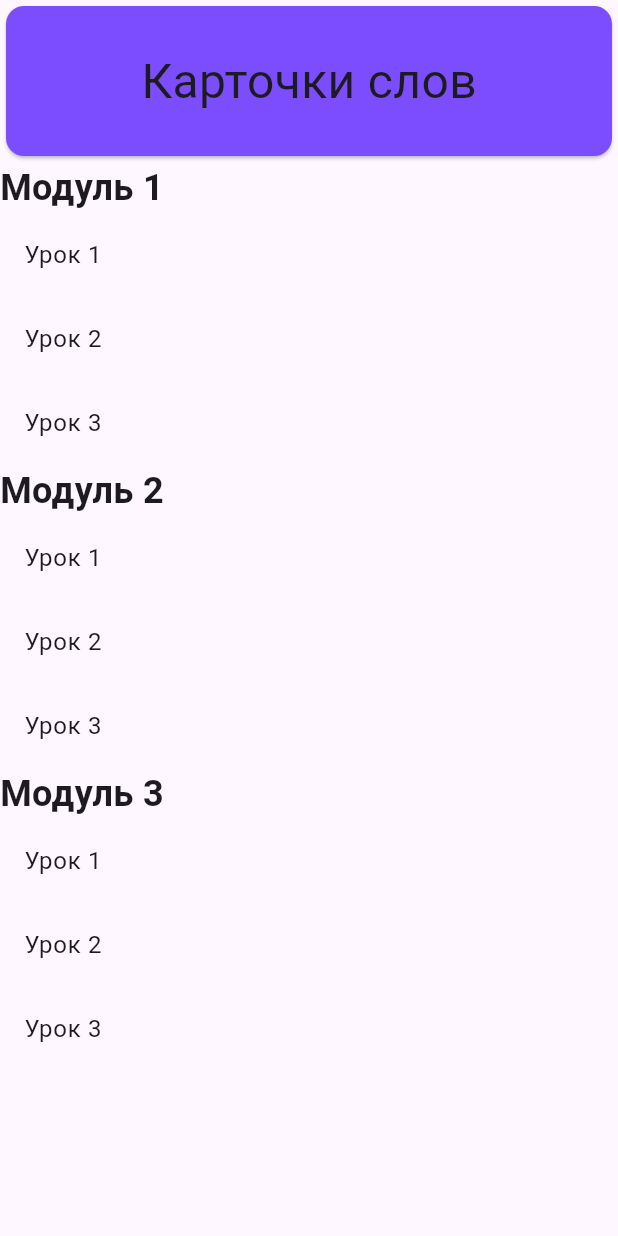
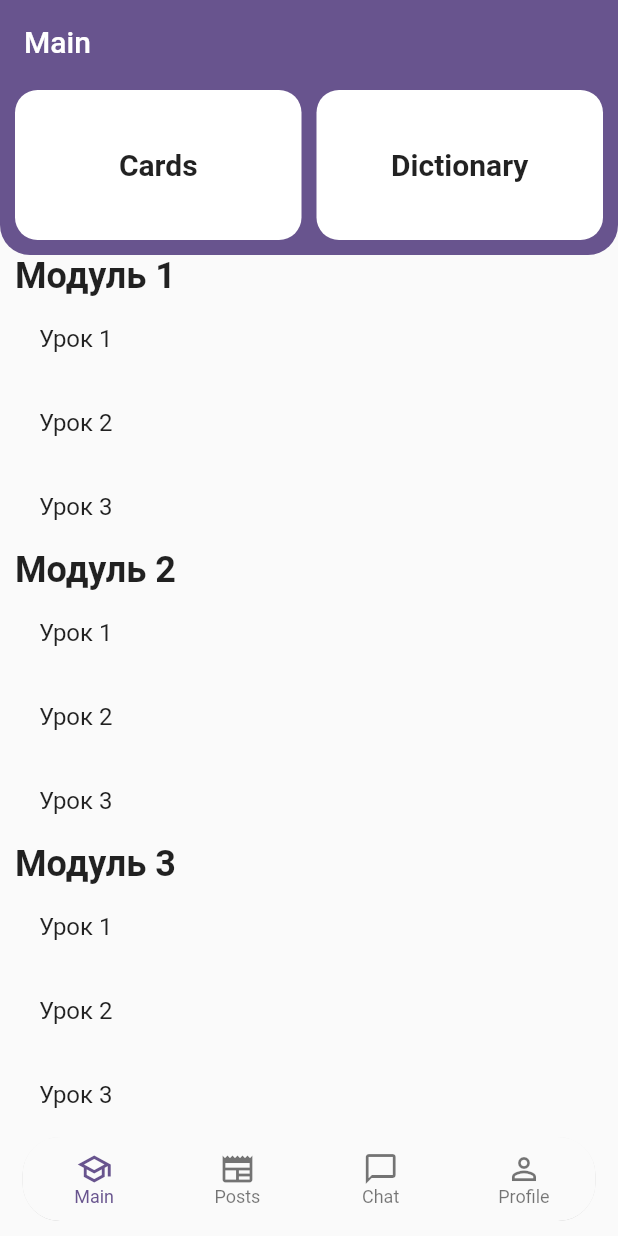
Before and after one commit to HubOl01/LinguaQuest, a Flutter app: the screen it shows after launch, on a phone screen of 412 x 824 dp. Run offline on Flutter 3.47's test engine with Material 3 defaults, Android fonts, the phone set to English and light mode, and no system bars; our stand-ins replace bloc, flutter_bloc, get, hive; accounts and stored records are empty; network calls fail.

Commit message:
add bottom and sliver appbar

```diff
--- a/mobile/lib/BottomNavigation.dart
+++ b/mobile/lib/BottomNavigation.dart
@@ -1,116 +1,92 @@
-// import 'package:flutter/material.dart';
+import 'package:LinguaQuest/pages/chats/chatsPage.dart';
+import 'package:LinguaQuest/pages/main/mainPage.dart';
+import 'package:LinguaQuest/pages/posts/postsPage.dart';
+import 'package:flutter/material.dart';
 
-// import 'package:flutter_bloc/flutter_bloc.dart';
+import 'package:flutter_bloc/flutter_bloc.dart';
 
-// import 'core/cubit/navbar/buttom_navigation_bar_cubit.dart';
+import 'core/cubit/navbar/buttom_navigation_bar_cubit.dart';
+import 'pages/profile/profilePage.dart';
 
-// class ButtomNavigation extends StatefulWidget {
-//   const ButtomNavigation({super.key});
+class ButtomNavigation extends StatefulWidget {
+  const ButtomNavigation({super.key});
 
-//   @override
-//   State<ButtomNavigation> createState() => _ButtomNavigationState();
-// }
+  @override
+  State<ButtomNavigation> createState() => _ButtomNavigationState();
+}
 
-// class _ButtomNavigationState extends State<ButtomNavigation> {
-//   @override
-//   Widget build(BuildContext context) {
-//     return BlocProvider(
-//       create: (context) => ButtomNavigationBarCubit(),
-//       child: BlocBuilder<ButtomNavigationBarCubit, int>(
-//           builder: (context, currentIndex) {
-//         final changeIndex = BlocProvider.of<ButtomNavigationBarCubit>(context);
+class _ButtomNavigationState extends State<ButtomNavigation> {
+  @override
+  Widget build(BuildContext context) {
+    return BlocProvider(
+      create: (context) => ButtomNavigationBarCubit(),
+      child: BlocBuilder<ButtomNavigationBarCubit, int>(
+          builder: (context, currentIndex) {
+        final changeIndex = BlocProvider.of<ButtomNavigationBarCubit>(context);
 
-//         return Scaffold(
-//             body: Stack(
-//           fit: StackFit.expand,
-//           children: [
-//             IndexedStack(
-//               index: changeIndex.state,
-//               children: pages,
-//             ),
-//             Positioned(
-//                 bottom: 10,
-//                 left: 15,
-//                 right: 15,
-//                 child: SafeArea(
-//                   child: ClipRRect(
-//                     borderRadius: BorderRadius.circular(25),
-//                     child: BottomNavigationBar(
-//                       onTap: (index) {
-//                         changeIndex.changeTabIndex(index);
-//                       },
-//                       backgroundColor: grayColor,
-//                       currentIndex: currentIndex,
-//                       selectedItemColor: BarColors.selected,
-//                       unselectedItemColor: BarColors.unselected,
-//                       showSelectedLabels: true,
-//                       selectedFontSize: 12,
-//                       unselectedFontSize: 12,
-//                       showUnselectedLabels: true,
-//                       enableFeedback: true,
-//                       landscapeLayout:
-//                           BottomNavigationBarLandscapeLayout.centered,
-//                       type: BottomNavigationBarType.fixed,
-//                       items: [
-//                         BottomNavigationBarItem(
-//                             icon: SvgPicture.asset(
-//                               "assets/bottombar/icon-1.svg",
-//                               colorFilter: ColorFilter.mode(
-//                                   currentIndex == 0
-//                                       ? BarColors.selected
-//                                       : BarColors.unselected,
-//                                   BlendMode.srcIn),
-//                             ),
-//                             label: "Info",
-//                             tooltip: "Info"),
-//                         BottomNavigationBarItem(
-//                             icon: SvgPicture.asset(
-//                               "assets/bottombar/icon.svg",
-//                               colorFilter: ColorFilter.mode(
-//                                   currentIndex == 1
-//                                       ? BarColors.selected
-//                                       : BarColors.unselected,
-//                                   BlendMode.srcIn),
-//                             ),
-//                             label: "Stats",
-//                             tooltip: "Stats"),
-//                         BottomNavigationBarItem(
-//                             icon: SvgPicture.asset(
-//                               "assets/bottombar/icon-2.svg",
-//                               colorFilter: ColorFilter.mode(
-//                                   currentIndex == 2
-//                                       ? BarColors.selected
-//                                       : BarColors.unselected,
-//                                   BlendMode.srcIn),
-//                             ),
-//                             label: "Quiz",
-//                             tooltip: "Quiz"),
-//                         BottomNavigationBarItem(
-//                             icon: SvgPicture.asset(
-//                               "assets/bottombar/icon-3.svg",
-//                               colorFilter: ColorFilter.mode(
-//                                   currentIndex == 3
-//                                       ? BarColors.selected
-//                                       : BarColors.unselected,
-//                                   BlendMode.srcIn),
-//                             ),
-//                             label: "Settings",
-//                             tooltip: "Settings"),
-//                       ],
-//                     ),
-//                   ),
-//                 ))
-//           ],
-//         ));
-//         // bottomNavigationBar:
-//       }),
-//     );
-//   }
-// }
+        return Scaffold(
+            body: Stack(
+          fit: StackFit.expand,
+          children: [
+            IndexedStack(
+              index: changeIndex.state,
+              children: pages,
+            ),
+            Positioned(
+                bottom: 10,
+                left: 15,
+                right: 15,
+                child: SafeArea(
+                  child: ClipRRect(
+                    borderRadius: BorderRadius.circular(25),
+                    child: BottomNavigationBar(
+                      onTap: (index) {
+                        changeIndex.changeTabIndex(index);
+                      },
+                      // backgroundColor: grayColor,
+                      currentIndex: currentIndex,
+                      // selectedItemColor: BarColors.selected,
+                      // unselectedItemColor: BarColors.unselected,
+                      showSelectedLabels: true,
+                      selectedFontSize: 12,
+                      unselectedFontSize: 12,
+                      showUnselectedLabels: true,
+                      enableFeedback: true,
+                      landscapeLayout:
+                          BottomNavigationBarLandscapeLayout.centered,
+                      type: BottomNavigationBarType.fixed,
+                      items: [
+                        BottomNavigationBarItem(
+                            icon: Icon(Icons.school_outlined),
+                            label: "Main",
+                            tooltip: "Main"),
+                        BottomNavigationBarItem(
+                            icon: Icon(Icons.newspaper),
+                            label: "Posts",
+                            tooltip: "Posts"),
+                        BottomNavigationBarItem(
+                            icon: Icon(Icons.messenger_outline),
+                            label: "Chat",
+                            tooltip: "Chat"),
+                        BottomNavigationBarItem(
+                            icon: Icon(Icons.person_outline),
+                            label: "Profile",
+                            tooltip: "Profile"),
+                      ],
+                    ),
+                  ),
+                ))
+          ],
+        ));
+        // bottomNavigationBar:
+      }),
+    );
+  }
+}
 
-// List<Widget> pages = [
-//   LawsPage(),
-//   const StatisticsPage(),
-//   const QuizPage(),
-//   const SettingsPage()
-// ];
+List<Widget> pages = [
+  const MainPage(),
+  const PostPage(),
+  const ChatPage(),
+  const ProfilePage()
+];
--- a/mobile/lib/main.dart
+++ b/mobile/lib/main.dart
@@ -1,5 +1,6 @@
 import 'package:flutter/material.dart';
 
+import 'BottomNavigation.dart';
 import 'pages/main/mainPage.dart';
 
 void main() {
@@ -14,12 +15,13 @@ class MyApp extends StatelessWidget {
   Widget build(BuildContext context) {
     return MaterialApp(
       title: 'LinguaQuest',
+      debugShowCheckedModeBanner: false,
       theme: ThemeData(
-
+      //  scaffoldBackgroundColor: Colors.white,
         colorScheme: ColorScheme.fromSeed(seedColor: Colors.deepPurple),
-        useMaterial3: true,
+        useMaterial3: false,
       ),
-      home: MainPage(),
+      home: const ButtomNavigation(),
     );
   }
 }
--- a/mobile/lib/pages/main/mainPage.dart
+++ b/mobile/lib/pages/main/mainPage.dart
@@ -7,20 +7,98 @@ class MainPage extends StatelessWidget {
   @override
   Widget build(BuildContext context) {
     return Scaffold(
-      body: ListView(
-        children: [
-          Card(
-            color: Colors.deepPurpleAccent.shade200,
+      body: NestedScrollView(
+        headerSliverBuilder: (BuildContext context, bool innerBoxIsScrolled) {
+          return <Widget>[
+            SliverAppBar(
+              elevation: 0,
+              shape: RoundedRectangleBorder(
+                  borderRadius: BorderRadius.only(
+                      bottomLeft: Radius.circular(20),
+                      bottomRight: Radius.circular(20))),
+              flexibleSpace: FlexibleSpaceBar(
+                expandedTitleScale: 1,
+                // titlePadding: EdgeInsets.symmetric(horizontal: 10, vertical: 10),
+                // centerTitle: true,
+                background: Align(
+                  alignment: Alignment.bottomCenter,
+                  child: Padding(
+                    padding: const EdgeInsets.all(10.0),
                     child: SizedBox(
                       height: 100,
-                width: context.width,
+                      child: Row(
+                        // mainAxisSize: MainAxisSize.min,
+                        children: [
+                          Expanded(
+                            child: SizedBox(
+                              height: 100,
+                              child: Card(
+                                margin: const EdgeInsets.all(0),
+                                elevation: 0,
+                                shape: RoundedRectangleBorder(
+                                  // side: BorderSide(color: Colors.white70, width: 1),
+                                  borderRadius: BorderRadius.circular(15),
+                                ),
+                                color: Colors.white,
                                 child: const Center(
                                   child: Text(
-                    "Карточки слов",
-                    style: TextStyle(fontSize: 32),
+                                    "Cards",
+                                    style: TextStyle(
+                                        fontSize: 20,
+                                        fontWeight: FontWeight.bold),
                                   ),
-                )),
                                 ),
+                              ),
+                            ),
+                          ),
+                          const SizedBox(
+                            width: 10,
+                          ),
+                          Expanded(
+                            child: SizedBox(
+                              height: 100,
+                              child: Card(
+                                margin: const EdgeInsets.all(0),
+                                elevation: 0,
+                                shape: RoundedRectangleBorder(
+                                  // side: BorderSide(color: Colors.white70, width: 1),
+                                  borderRadius: BorderRadius.circular(15),
+                                ),
+                                color: Colors.white,
+                                child: const Center(
+                                  child: Text(
+                                    "Dictionary",
+                                    style: TextStyle(
+                                        fontSize: 20,
+                                        fontWeight: FontWeight.bold),
+                                  ),
+                                ),
+                              ),
+                            ),
+                          ),
+                        ],
+                      ),
+                    ),
+                  ),
+                ),
+              ),
+              // bottom: ,
+              title: Text("Main"),
+              pinned: false,
+              expandedHeight: 170,
+              floating: true,
+              forceElevated: innerBoxIsScrolled,
+            ),
+          ];
+        },
+        body: Padding(
+          padding: const EdgeInsets.symmetric(horizontal: 10),
+          child: ListView(
+            physics: const BouncingScrollPhysics(),
+            children: [
+              // const SizedBox(
+              //   height: 10,
+              // ),
               Text(
                 "Модуль 1",
                 style: TextStyle(fontSize: 24, fontWeight: FontWeight.bold),
@@ -44,6 +122,8 @@ class MainPage extends StatelessWidget {
               ListTile(title: Text("Урок 3")),
             ],
           ),
+        ),
+      ),
     );
   }
 }
```
Also changed, not shown: 1 other file. Lines whose indentation alone changed are shown as unchanged.
